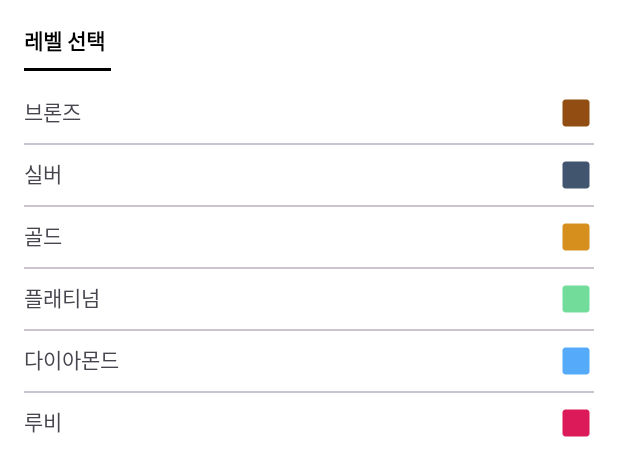
After one commit to w36495/randomrithm, an Android app: the layout dialog_level_selection.xml on its own in the app's theme, with its tools: preview values and no code run, on a phone screen of 412 x 824 dp. The commit adds this screen. Shown: the top 476 px of the screen. Run offline under Robolectric (Android 15) with nearby library versions, the phone set to English and light mode, and no system bars.

Commit message:
ui : 레벨 선택을 위한 Bottom Sheet UI 구현

```diff
--- /dev/null
+++ b/app/src/main/res/drawable/ic_round_square_24.xml
@@ -0,0 +1,5 @@
+<vector android:height="24dp" android:tint="#000000"
+    android:viewportHeight="24" android:viewportWidth="24"
+    android:width="24dp" xmlns:android="http://schemas.android.com/apk/res/android">
+    <path android:fillColor="@android:color/white" android:pathData="M3,5v14c0,1.1 0.9,2 2,2h14c1.1,0 2,-0.9 2,-2V5c0,-1.1 -0.9,-2 -2,-2H5C3.9,3 3,3.9 3,5z"/>
+</vector>
--- /dev/null
+++ b/app/src/main/res/layout/dialog_level_selection.xml
@@ -0,0 +1,115 @@
+<?xml version="1.0" encoding="utf-8"?>
+<androidx.constraintlayout.widget.ConstraintLayout xmlns:android="http://schemas.android.com/apk/res/android"
+    xmlns:app="http://schemas.android.com/apk/res-auto"
+    android:layout_width="match_parent"
+    android:layout_height="wrap_content"
+    android:background="@color/white"
+    android:padding="16dp">
+
+    <TextView
+        android:id="@+id/tv_title"
+        android:layout_width="0dp"
+        android:layout_height="wrap_content"
+        android:text="@string/title_level_selection"
+        android:textColor="@color/black"
+        android:textStyle="bold"
+        app:layout_constraintEnd_toEndOf="parent"
+        app:layout_constraintStart_toStartOf="parent"
+        app:layout_constraintTop_toTopOf="parent" />
+
+    <com.google.android.material.divider.MaterialDivider
+        android:id="@+id/view_divider"
+        android:layout_width="58dp"
+        android:layout_height="2dp"
+        android:layout_marginTop="8dp"
+        app:dividerColor="@color/black"
+        app:layout_constraintStart_toStartOf="parent"
+        app:layout_constraintTop_toBottomOf="@id/tv_title" />
+
+    <LinearLayout
+        android:layout_width="match_parent"
+        android:layout_height="wrap_content"
+        android:layout_marginTop="8dp"
+        android:orientation="vertical"
+        app:layout_constraintBottom_toBottomOf="parent"
+        app:layout_constraintEnd_toEndOf="parent"
+        app:layout_constraintStart_toStartOf="parent"
+        app:layout_constraintTop_toBottomOf="@id/view_divider">
+
+        <TextView
+            android:id="@+id/tv_bronze"
+            android:layout_width="match_parent"
+            android:layout_height="wrap_content"
+            android:paddingVertical="8dp"
+            android:text="@string/tv_bronze"
+            app:drawableRightCompat="@drawable/ic_round_square_24"
+            app:drawableTint="@color/bronze" />
+
+        <com.google.android.material.divider.MaterialDivider
+            android:layout_width="match_parent"
+            android:layout_height="1dp" />
+
+        <TextView
+            android:id="@+id/tv_silver"
+            android:layout_width="match_parent"
+            android:layout_height="wrap_content"
+            android:paddingVertical="8dp"
+            android:text="@string/tv_silver"
+            app:drawableRightCompat="@drawable/ic_round_square_24"
+            app:drawableTint="@color/silver" />
+
+        <com.google.android.material.divider.MaterialDivider
+            android:layout_width="match_parent"
+            android:layout_height="1dp" />
+
+        <TextView
+            android:id="@+id/tv_gold"
+            android:layout_width="match_parent"
+            android:layout_height="wrap_content"
+            android:paddingVertical="8dp"
+            android:text="@string/tv_gold"
+            app:drawableRightCompat="@drawable/ic_round_square_24"
+            app:drawableTint="@color/gold" />
+
+        <com.google.android.material.divider.MaterialDivider
+            android:layout_width="match_parent"
+            android:layout_height="1dp" />
+
+        <TextView
+            android:id="@+id/tv_platinum"
+            android:layout_width="match_parent"
+            android:layout_height="wrap_content"
+            android:paddingVertical="8dp"
+            android:text="@string/tv_platinum"
+            app:drawableRightCompat="@drawable/ic_round_square_24"
+            app:drawableTint="@color/platinum" />
+
+        <com.google.android.material.divider.MaterialDivider
+            android:layout_width="match_parent"
+            android:layout_height="1dp" />
+
+        <TextView
+            android:id="@+id/tv_diamond"
+            android:layout_width="match_parent"
+            android:layout_height="wrap_content"
+            android:paddingVertical="8dp"
+            android:text="@string/tv_diamond"
+            app:drawableRightCompat="@drawable/ic_round_square_24"
+            app:drawableTint="@color/diamond" />
+
+        <com.google.android.material.divider.MaterialDivider
+            android:layout_width="match_parent"
+            android:layout_height="1dp" />
+
+        <TextView
+            android:id="@+id/tv_ruby"
+            android:layout_width="match_parent"
+            android:layout_height="wrap_content"
+            android:paddingVertical="8dp"
+            android:text="@string/tv_ruby"
+            app:drawableRightCompat="@drawable/ic_round_square_24"
+            app:drawableTint="@color/ruby" />
+
+    </LinearLayout>
+
+</androidx.constraintlayout.widget.ConstraintLayout>
--- a/app/src/main/res/values-night/strings.xml
+++ b/app/src/main/res/values-night/strings.xml
@@ -8,6 +8,15 @@
 
     <string name="setting_btn_mail">의견 보내기</string>
     <string name="setting_tv_current_version">v1.1</string>
+
+    <string name="title_level_selection">레벨 선택</string>
+
+    <string name="tv_bronze">브론즈</string>
+    <string name="tv_silver">실버</string>
+    <string name="tv_gold">골드</string>
+    <string name="tv_platinum">플래티넘</string>
+    <string name="tv_diamond">다이아몬드</string>
+    <string name="tv_ruby">루비</string>
 
     <string-array name="levelForTabItem">
         <item>Unrank</item>
--- a/app/src/main/res/values/colors.xml
+++ b/app/src/main/res/values/colors.xml
@@ -9,31 +9,37 @@
     <color name="bronze3">#AD5600</color>
     <color name="bronze2">#B55D0A</color>
     <color name="bronze1">#C67739</color>
+    <color name="bronze">#924D12</color>
     <color name="silver5">#38546E</color>
     <color name="silver4">#3D5A74</color>
     <color name="silver3">#435F7A</color>
     <color name="silver2">#496580</color>
     <color name="silver1">#4E6A86</color>
+    <color name="silver">#42556E</color>
     <color name="gold5">#D28500</color>
     <color name="gold4">#DF8F00</color>
     <color name="gold3">#EC9A00</color>
     <color name="gold2">#F9A518</color>
     <color name="gold1">#FFB028</color>
+    <color name="gold">#D68F1D</color>
     <color name="platinum5">#00C78B</color>
     <color name="platinum4">#00D497</color>
     <color name="platinum3">#27E2A4</color>
     <color name="platinum2">#3EF0B1</color>
     <color name="platinum1">#51FDBD</color>
+    <color name="platinum">#72DC9B</color>
     <color name="diamond5">#009EE5</color>
     <color name="diamond4">#00A9F0</color>
     <color name="diamond3">#00B4FC</color>
     <color name="diamond2">#2BBFFF</color>
     <color name="diamond1">#41CAFF</color>
+    <color name="diamond">#55ABF9</color>
     <color name="ruby5">#E0004C</color>
     <color name="ruby4">#EA0053</color>
     <color name="ruby3">#F5005A</color>
     <color name="ruby2">#FF0062</color>
     <color name="ruby1">#FF3071</color>
+    <color name="ruby">#DC1959</color>
 
     <array name="levelColorList">
         <item>@color/unrank</item>
--- a/app/src/main/res/values/strings.xml
+++ b/app/src/main/res/values/strings.xml
@@ -8,6 +8,15 @@
 
     <string name="setting_btn_mail">의견 보내기</string>
     <string name="setting_tv_current_version">v1.1</string>
+
+    <string name="title_level_selection">레벨 선택</string>
+
+    <string name="tv_bronze">브론즈</string>
+    <string name="tv_silver">실버</string>
+    <string name="tv_gold">골드</string>
+    <string name="tv_platinum">플래티넘</string>
+    <string name="tv_diamond">다이아몬드</string>
+    <string name="tv_ruby">루비</string>
 
     <string-array name="levelForTabItem">
         <item>Unrank</item>
```
